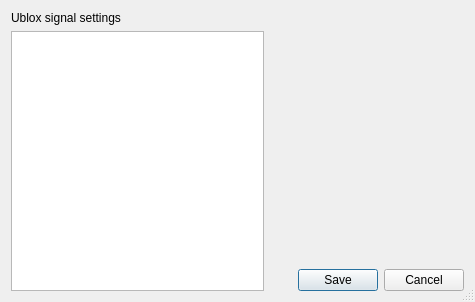
Qt form myon_detector_gui/src/settings.ui (MuonPi/muondetector) before a commit.
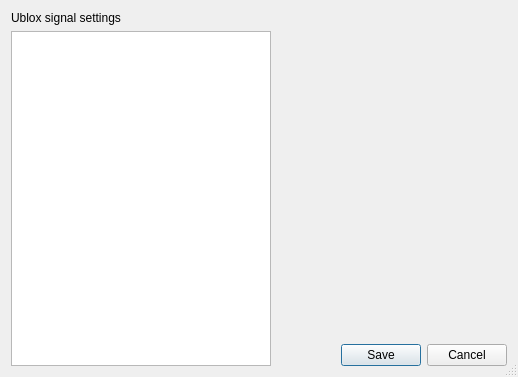
The same form after that commit.

Patch:
```diff
--- a/myon_detector_gui/src/settings.ui
+++ b/myon_detector_gui/src/settings.ui
@@ -9,8 +9,8 @@
    <rect>
     <x>0</x>
     <y>0</y>
-    <width>475</width>
-    <height>302</height>
+    <width>518</width>
+    <height>377</height>
    </rect>
   </property>
   <property name="sizePolicy">
@@ -31,15 +31,39 @@
   <layout class="QHBoxLayout" name="horizontalLayout">
    <item>
     <layout class="QVBoxLayout" name="verticalLayout">
+     <property name="sizeConstraint">
+      <enum>QLayout::SetMinimumSize</enum>
+     </property>
      <item>
       <widget class="QLabel" name="label">
+       <property name="sizePolicy">
+        <sizepolicy hsizetype="Minimum" vsizetype="Preferred">
+         <horstretch>200</horstretch>
+         <verstretch>0</verstretch>
+        </sizepolicy>
+       </property>
+       <property name="minimumSize">
+        <size>
+         <width>200</width>
+         <height>0</height>
+        </size>
+       </property>
+       <property name="baseSize">
+        <size>
+         <width>200</width>
+         <height>0</height>
+        </size>
+       </property>
        <property name="text">
         <string>Ublox signal settings</string>
        </property>
       </widget>
      </item>
      <item>
-      <widget class="QListWidget" name="ubloxSignalStates">
+      <widget class="QTableWidget" name="ubloxSignalStates">
+       <property name="enabled">
+        <bool>true</bool>
+       </property>
        <property name="sizePolicy">
         <sizepolicy hsizetype="Fixed" vsizetype="Expanding">
          <horstretch>0</horstretch>
@@ -48,7 +72,13 @@
        </property>
        <property name="minimumSize">
         <size>
-         <width>240</width>
+         <width>260</width>
+         <height>200</height>
+        </size>
+       </property>
+       <property name="sizeIncrement">
+        <size>
+         <width>0</width>
          <height>0</height>
         </size>
        </property>
```
Left out of the diff: 4 changed lines with no effect on the pictures.
